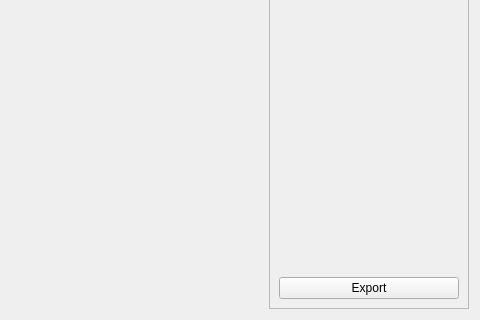
First picture: the form in src/content/contentPlaylist.ui, repository Nmstr/Auralium, before the edit; both pictures show x 220 to 700 and y 380 to 700 of the 700 by 700 pixel window.
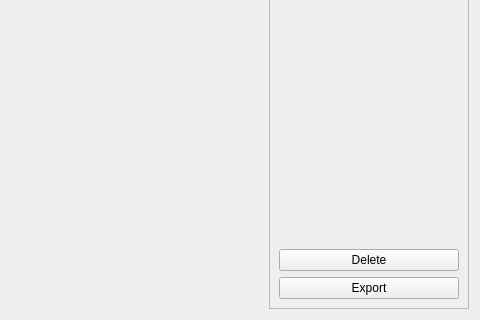
Second picture: the form after the edit. Icons and pictures are not drawn.

Commit message: playlists can now be deleted

What changed in the file:
```diff
--- a/src/content/contentPlaylist.ui
+++ b/src/content/contentPlaylist.ui
@@ -240,6 +240,13 @@
            </property>
           </spacer>
          </item>
+         <item>
+          <widget class="QPushButton" name="deleteBtn">
+           <property name="text">
+            <string>Delete</string>
+           </property>
+          </widget>
+         </item>
          <item>
           <widget class="QPushButton" name="exportBtn">
            <property name="text">
```
The commit also changes 5 other files.
